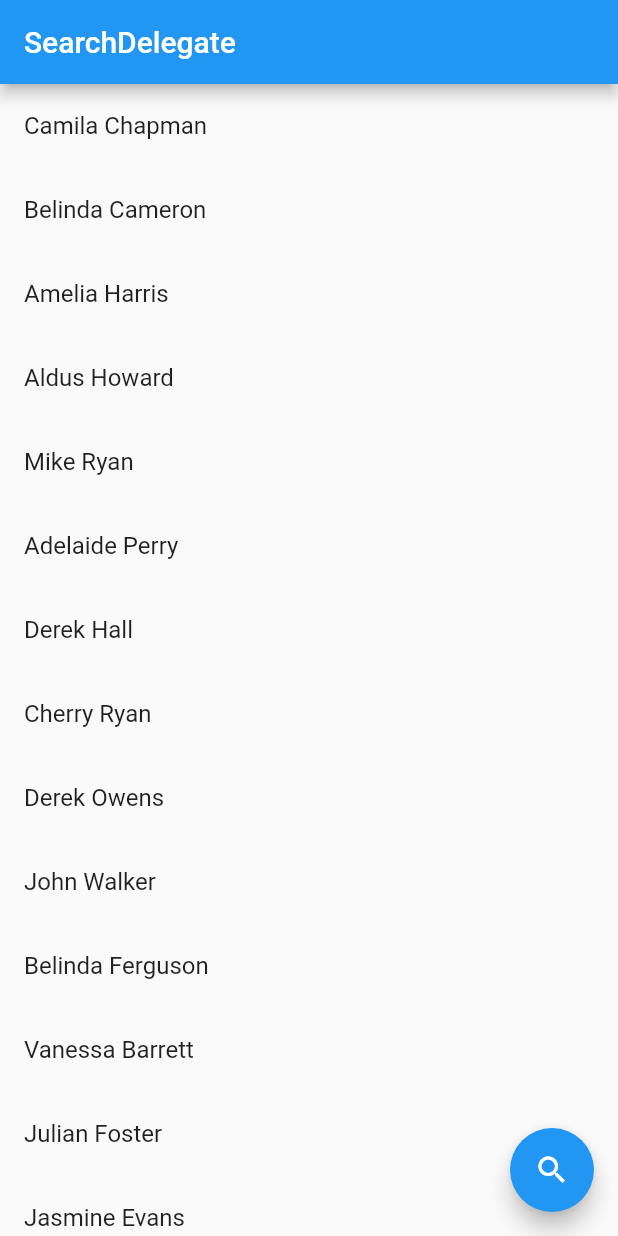
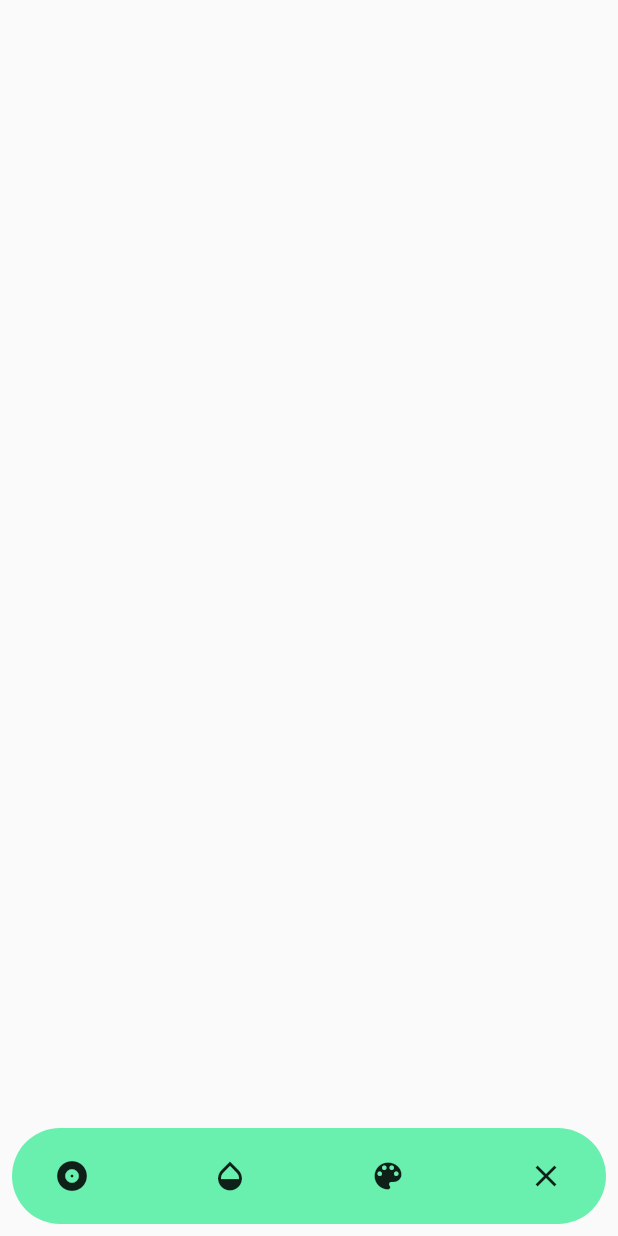
Before and after one commit to proismailshah/foodapp, a Flutter app: the screen it shows after launch, on a phone screen of 412 x 824 dp. Run offline on Flutter 3.47's test engine with Material 2 defaults, Android fonts, the phone set to English and light mode, and no system bars; our stand-ins replace flutter_colorpicker.

Commit message:
learning more about customPainter

```diff
--- /dev/null
+++ b/foodapp/lib/drawing_screen.dart
@@ -0,0 +1,251 @@
+import 'dart:io';
+import 'dart:ui';
+
+import 'package:flutter/material.dart';
+import 'package:flutter_colorpicker/flutter_colorpicker.dart';
+
+class Draw extends StatefulWidget {
+  @override
+  _DrawState createState() => _DrawState();
+}
+
+class _DrawState extends State<Draw> {
+  Color selectedColor = Colors.black;
+  Color pickerColor = Colors.black;
+  double strokeWidth = 3.0;
+  List<DrawingPoints?> points = [];
+  bool showBottomList = false;
+  double opacity = 1.0;
+  StrokeCap strokeCap = (Platform.isAndroid) ? StrokeCap.butt : StrokeCap.round;
+  SelectedMode selectedMode = SelectedMode.StrokeWidth;
+  List<Color> colors = [
+    Colors.red,
+    Colors.green,
+    Colors.blue,
+    Colors.amber,
+    Colors.black
+  ];
+  @override
+  Widget build(BuildContext context) {
+    return Scaffold(
+      bottomNavigationBar: Padding(
+        padding: const EdgeInsets.all(8.0),
+        child: Container(
+            padding: const EdgeInsets.only(left: 8.0, right: 8.0),
+            decoration: BoxDecoration(
+                borderRadius: BorderRadius.circular(50.0),
+                color: Colors.greenAccent),
+            child: Padding(
+              padding: const EdgeInsets.all(8.0),
+              child: Column(
+                mainAxisSize: MainAxisSize.min,
+                children: <Widget>[
+                  Row(
+                    mainAxisAlignment: MainAxisAlignment.spaceBetween,
+                    children: <Widget>[
+                      IconButton(
+                          icon: Icon(Icons.album),
+                          onPressed: () {
+                            setState(() {
+                              if (selectedMode == SelectedMode.StrokeWidth)
+                                showBottomList = !showBottomList;
+                              selectedMode = SelectedMode.StrokeWidth;
+                            });
+                          }),
+                      IconButton(
+                          icon: Icon(Icons.opacity),
+                          onPressed: () {
+                            setState(() {
+                              if (selectedMode == SelectedMode.Opacity)
+                                showBottomList = !showBottomList;
+                              selectedMode = SelectedMode.Opacity;
+                            });
+                          }),
+                      IconButton(
+                          icon: Icon(Icons.color_lens),
+                          onPressed: () {
+                            setState(() {
+                              if (selectedMode == SelectedMode.Color)
+                                showBottomList = !showBottomList;
+                              selectedMode = SelectedMode.Color;
+                            });
+                          }),
+                      IconButton(
+                          icon: Icon(Icons.clear),
+                          onPressed: () {
+                            setState(() {
+                              showBottomList = false;
+                              points.clear();
+                            });
+                          }),
+                    ],
+                  ),
+                  Visibility(
+                    child: (selectedMode == SelectedMode.Color)
+                        ? Row(
+                            mainAxisAlignment: MainAxisAlignment.spaceEvenly,
+                            children: getColorList(),
+                          )
+                        : Slider(
+                            value: (selectedMode == SelectedMode.StrokeWidth)
+                                ? strokeWidth
+                                : opacity,
+                            max: (selectedMode == SelectedMode.StrokeWidth)
+                                ? 50.0
+                                : 1.0,
+                            min: 0.0,
+                            onChanged: (val) {
+                              setState(() {
+                                if (selectedMode == SelectedMode.StrokeWidth)
+                                  strokeWidth = val;
+                                else
+                                  opacity = val;
+                              });
+                            }),
+                    visible: showBottomList,
+                  ),
+                ],
+              ),
+            )),
+      ),
+      body: GestureDetector(
+        onPanUpdate: (details) {
+          setState(() {
+            RenderObject? renderBox = context.findRenderObject();
+            points.add(DrawingPoints(
+                points: renderBox.globalToLocal(details.globalPosition),
+                paint: Paint()
+                  ..strokeCap = strokeCap
+                  ..isAntiAlias = true
+                  ..color = selectedColor.withOpacity(opacity)
+                  ..strokeWidth = strokeWidth));
+          });
+        },
+        onPanStart: (details) {
+          setState(() {
+            RenderObject? renderBox = context.findRenderObject();
+            points.add(DrawingPoints(
+                points: renderBox.globalToLocal(details.globalPosition),
+                paint: Paint()
+                  ..strokeCap = strokeCap
+                  ..isAntiAlias = true
+                  ..color = selectedColor.withOpacity(opacity)
+                  ..strokeWidth = strokeWidth));
+          });
+        },
+        onPanEnd: (details) {
+          setState(() {
+            points.add(null);
+          });
+        },
+        child: CustomPaint(
+          size: Size.infinite,
+          painter: DrawingPainter(
+            pointsList: points,
+          ),
+        ),
+      ),
+    );
+  }
+
+  getColorList() {
+    List<Widget> listWidget = List();
+    for (Color color in colors) {
+      listWidget.add(colorCircle(color));
+    }
+    Widget colorPicker = GestureDetector(
+      onTap: () {
+        showDialog(
+          context: context,
+          child: AlertDialog(
+            title: const Text('Pick a color!'),
+            content: SingleChildScrollView(
+              child: ColorPicker(
+                pickerColor: pickerColor,
+                onColorChanged: (color) {
+                  pickerColor = color;
+                },
+                enableLabel: true,
+                pickerAreaHeightPercent: 0.8,
+              ),
+            ),
+            actions: <Widget>[
+              FlatButton(
+                child: const Text('Save'),
+                onPressed: () {
+                  setState(() => selectedColor = pickerColor);
+                  Navigator.of(context).pop();
+                },
+              ),
+            ],
+          ),
+        );
+      },
+      child: ClipOval(
+        child: Container(
+          padding: const EdgeInsets.only(bottom: 16.0),
+          height: 36,
+          width: 36,
+          decoration: BoxDecoration(
+              gradient: LinearGradient(
+            colors: [Colors.red, Colors.green, Colors.blue],
+            begin: Alignment.topLeft,
+            end: Alignment.bottomRight,
+          )),
+        ),
+      ),
+    );
+    listWidget.add(colorPicker);
+    return listWidget;
+  }
+
+  Widget colorCircle(Color color) {
+    return GestureDetector(
+      onTap: () {
+        setState(() {
+          selectedColor = color;
+        });
+      },
+      child: ClipOval(
+        child: Container(
+          padding: const EdgeInsets.only(bottom: 16.0),
+          height: 36,
+          width: 36,
+          color: color,
+        ),
+      ),
+    );
+  }
+}
+
+class DrawingPainter extends CustomPainter {
+  DrawingPainter({required this.pointsList});
+  List<DrawingPoints?> pointsList;
+  List<Offset> offsetPoints = [];
+  @override
+  void paint(Canvas canvas, Size size) {
+    for (int i = 0; i < pointsList.length - 1; i++) {
+      if (pointsList[i] != null && pointsList[i + 1] != null) {
+        canvas.drawLine(pointsList[i]!.points, pointsList[i + 1]!.points,
+            pointsList[i]!.paint);
+      } else if (pointsList[i] != null && pointsList[i + 1] == null) {
+        offsetPoints.clear();
+        offsetPoints.add(pointsList[i]!.points);
+        offsetPoints.add(Offset(
+            pointsList[i]!.points.dx + 0.1, pointsList[i]!.points.dy + 0.1));
+        canvas.drawPoints(PointMode.points, offsetPoints, pointsList[i]!.paint);
+      }
+    }
+  }
+
+  @override
+  bool shouldRepaint(DrawingPainter oldDelegate) => true;
+}
+
+class DrawingPoints {
+  Paint paint;
+  Offset points;
+  DrawingPoints({required this.points, required this.paint});
+}
+
+enum SelectedMode { StrokeWidth, Opacity, Color }
--- a/foodapp/lib/main.dart
+++ b/foodapp/lib/main.dart
@@ -1,174 +1,15 @@
 import 'package:flutter/material.dart';
-import 'package:flutter/services.dart';
-import 'names.dart';
 
-void main() {
-  WidgetsFlutterBinding.ensureInitialized();
-  SystemChrome.setEnabledSystemUIMode(
-    SystemUiMode.leanBack,
-    overlays: [SystemUiOverlay.top],
-  );
-  runApp(MyApp());
-}
+import 'drawing_screen.dart';
 
-class MyApp extends StatelessWidget {
+void main() => runApp(DrawApp());
+
+class DrawApp extends StatelessWidget {
   @override
   Widget build(BuildContext context) {
     return MaterialApp(
-      title: 'SearchDelegate',
-      theme: ThemeData(
-        primarySwatch: Colors.blue,
-        visualDensity: VisualDensity.adaptivePlatformDensity,
-      ),
-      home: MyHomePage(title: 'SearchDelegate'),
       debugShowCheckedModeBanner: false,
+      home: Draw(),
     );
   }
 }
-
-class MyHomePage extends StatefulWidget {
-  MyHomePage({
-    Key? key,
-    required this.title,
-  }) : super(key: key);
-
-  final String title;
-
-  @override
-  _MyHomePageState createState() => _MyHomePageState();
-}
-
-class _MyHomePageState extends State<MyHomePage> {
-  @override
-  Widget build(BuildContext context) {
-    return Scaffold(
-      appBar: AppBar(
-        title: Text(widget.title),
-      ),
-      body: ListView.builder(
-        itemCount: names.length,
-        itemBuilder: (BuildContext context, int index) {
-          return ListTile(
-            title: Text(
-              names.elementAt(index),
-            ),
-          );
-        },
-      ),
-      floatingActionButton: FloatingActionButton(
-        child: Icon(Icons.search),
-        onPressed: () async {
-          final result = await showSearch<String>(
-            context: context,
-            delegate: NameSearch(names: names),
-          );
-
-          print(result);
-        },
-      ),
-    );
-  }
-}
-
-const names = [
-  "Camila	Chapman",
-  "Belinda	Cameron",
-  "Amelia	Harris",
-  "Aldus	Howard",
-  "Mike	Ryan",
-  "Adelaide	Perry",
-  "Derek	Hall",
-  "Cherry	Ryan",
-  "Derek	Owens",
-  "John	Walker",
-  "Belinda	Ferguson",
-  "Vanessa	Barrett",
-  "Julian	Foster",
-  "Jasmine	Evans",
-  "Sabrina	Hunt",
-  "Deanna	Carroll",
-  "Hailey	Murray",
-  "Maximilian	Crawford",
-  "Grace	Wright",
-  "Garry	Murphy",
-  "Catherine	Ferguson",
-  "Amelia	Watson",
-  "Alisa	Baker",
-  "Maria	Miller",
-  "Daisy	Harper",
-  "Michelle	West",
-  "Caroline	Taylor",
-  "Heather	West",
-  "Justin	Lloyd",
-  "Lydia	Cameron",
-  "Daryl	Harris",
-  "Tara	Robinson",
-  "Haris	Wells",
-  "Emily	Scott",
-  "Catherine	Wells",
-  "Ned	Murphy",
-  "Blake	Casey",
-  "Chelsea	Mitchell",
-  "Stuart	Reed",
-  "Ellia	Jones",
-  "Florrie	Lloyd",
-  "Blake	Barnes",
-  "Jack	Cole",
-  "Adele	Henderson",
-  "Jessica	Rogers",
-  "Florrie	Barrett",
-  "Ryan	Owens",
-  "Briony	Dixon",
-  "Alexander	Cole",
-  "Jessica	Casey",
-  "Ryan	Grant",
-  "Emily	Fowler",
-  "Edith	Turner",
-  "Max	Payne",
-  "Melanie	Davis",
-  "Lucas	Mitchell",
-  "Aldus	Warren",
-  "Ashton	Kelley",
-  "Frederick	Armstrong",
-  "Chester	Smith",
-  "Alissa	Riley",
-  "Bruce	Rogers",
-  "Edgar	Armstrong",
-  "Cadie	Cooper",
-  "Ryan	Scott",
-  "Rebecca	Campbell",
-  "Rebecca	Parker",
-  "Grace	Bennett",
-  "Alen	Cunningham",
-  "Lucia	Douglas",
-  "Sydney	Allen",
-  "Roland	Cole",
-  "Eddy	Lloyd",
-  "Haris	Murphy",
-  "Fiona	Farrell",
-  "Honey	Jones",
-  "Edward	Watson",
-  "Ada	Harris",
-  "Jordan	Owens",
-  "Carlos	Stevens",
-  "Alissa	Howard",
-  "Madaline	Smith",
-  "Luke	Carroll",
-  "Paul	Campbell",
-  "Adrian	Murray",
-  "Ashton	Brown",
-  "Ned	Harris",
-  "Michelle	Thomas",
-  "Ted	Evans",
-  "Adelaide	Hawkins",
-  "Sydney	Hall",
-  "Arnold	Ross",
-  "Clark	Stewart",
-  "Carl	Smith",
-  "Vivian	Watson",
-  "Sam	Wells",
-  "Arnold	Stevens",
-  "Vivian	Miller",
-  "John	Hawkins",
-  "Edgar	Payne",
-];
```
Also changed, not shown: foodapp/lib/names.dart (deleted, +0 -71 lines), foodapp/lib/generated/i18n.dart (added).
